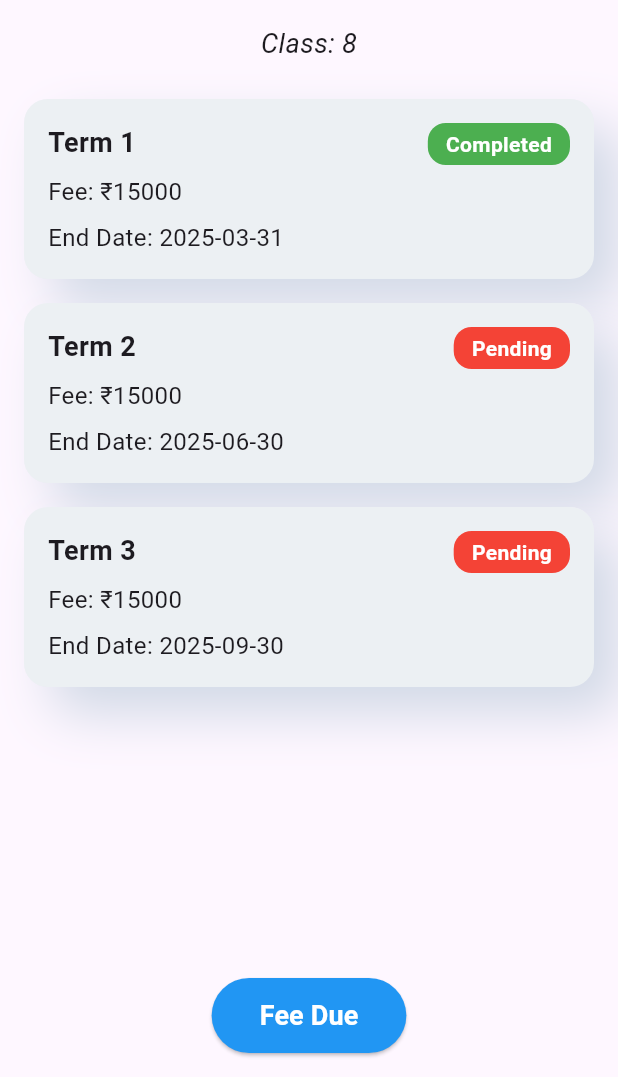
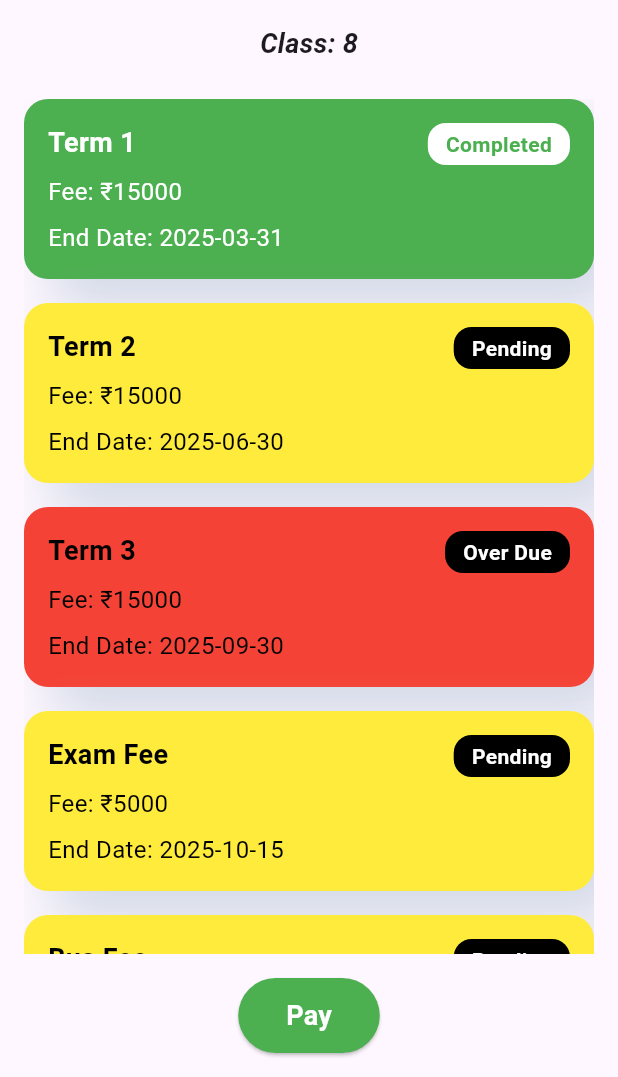
Before and after one commit to prabhas-kenche/school_see_fee_status, a Flutter app: the screen it shows after launch, on a phone screen of 412 x 824 dp, the part 159-1236 px from its top. Run offline on Flutter 3.47's test engine with Material 3 defaults, Android fonts, the phone set to English and light mode, and no system bars.

Commit message:
First Commit

```diff
--- a/lib/fee_status.dart
+++ b/lib/fee_status.dart
@@ -26,6 +26,7 @@ class FeeStatusPage extends StatelessWidget {
               style: TextStyle(
                 fontSize: 18,
                 fontStyle: FontStyle.italic,
+                fontWeight: FontWeight.bold,
               ),
             ),
             SizedBox(height: 24),
@@ -48,6 +49,18 @@ class FeeStatusPage extends StatelessWidget {
                     term: 'Term 3',
                     fee: 15000,
                     endDate: '2025-09-30',
+                    status: 'Over Due',
+                  ),
+                  FeeCard(
+                    term: 'Exam Fee',
+                    fee: 5000,
+                    endDate: '2025-10-15',
+                    status: 'Pending',
+                  ),
+                  FeeCard(
+                    term: 'Bus Fee',
+                    fee: 20000,
+                    endDate: '2025-10-15',
                     status: 'Pending',
                   ),
                 ],
@@ -60,10 +73,10 @@ class FeeStatusPage extends StatelessWidget {
               },
               style: ElevatedButton.styleFrom(
                 padding: EdgeInsets.symmetric(horizontal: 32, vertical: 12),
-                backgroundColor: Colors.blue,
+                backgroundColor: Colors.green,
               ),
               child: Text(
-                'Fee Due',
+                'Pay',
                 style: TextStyle(
                   fontSize: 18,
                   fontWeight: FontWeight.bold,
@@ -91,23 +104,40 @@ class FeeCard extends StatelessWidget {
     required this.status,
   });
 
+  Color _getBackgroundColor() {
+    switch (status) {
+      case 'Pending':
+        return Colors.yellow;
+      case 'Completed':
+        return Colors.green;
+      case 'Over Due':
+        return Colors.red;
+      default:
+        return Colors.grey;
+    }
+  }
+
+  Color _getTextColor() {
+    return status == 'Completed' ? Colors.white : Colors.black;
+  }
+
   @override
   Widget build(BuildContext context) {
     return Card(
       shape: RoundedRectangleBorder(
         borderRadius: BorderRadius.circular(16),
       ),
-      elevation: 0, // Remove elevation to implement custom shadows
+      elevation: 0,
       margin: EdgeInsets.only(bottom: 16),
       child: Container(
         decoration: BoxDecoration(
-          color: Color(0xFFECF0F3), // Background color
+          color: _getBackgroundColor(),
           borderRadius: BorderRadius.circular(16),
           boxShadow: [
             BoxShadow(
-              color: Color(0xFFD1D9E6).withOpacity(1), // Shadow color with 100% opacity
-              blurRadius: 30, // Blur radius
-              offset: Offset(18, 18), // x and y offsets
+              color: Color(0xFFD1D9E6).withOpacity(1),
+              blurRadius: 30,
+              offset: Offset(18, 18),
             ),
           ],
         ),
@@ -125,6 +155,7 @@ class FeeCard extends StatelessWidget {
                     style: TextStyle(
                       fontSize: 18,
                       fontWeight: FontWeight.bold,
+                      color: _getTextColor(),
                     ),
                   ),
                   SizedBox(height: 8),
@@ -132,6 +163,7 @@ class FeeCard extends StatelessWidget {
                     'Fee: ₹$fee',
                     style: TextStyle(
                       fontSize: 16,
+                      color: _getTextColor(),
                     ),
                   ),
                   SizedBox(height: 8),
@@ -139,6 +171,7 @@ class FeeCard extends StatelessWidget {
                     'End Date: $endDate',
                     style: TextStyle(
                       fontSize: 16,
+                      color: _getTextColor(),
                     ),
                   ),
                 ],
@@ -146,13 +179,13 @@ class FeeCard extends StatelessWidget {
               Container(
                 padding: EdgeInsets.symmetric(horizontal: 12, vertical: 4),
                 decoration: BoxDecoration(
-                  color: status == 'Completed' ? Colors.green : Colors.red,
+                  color: status == 'Completed' ? Colors.white : Colors.black,
                   borderRadius: BorderRadius.circular(12),
                 ),
                 child: Text(
                   status,
                   style: TextStyle(
-                    color: Colors.white,
+                    color: status == 'Completed' ? Colors.green : Colors.white,
                     fontWeight: FontWeight.bold,
                   ),
                 ),
@@ -163,5 +196,4 @@ class FeeCard extends StatelessWidget {
       ),
     );
   }
-
 }
```
